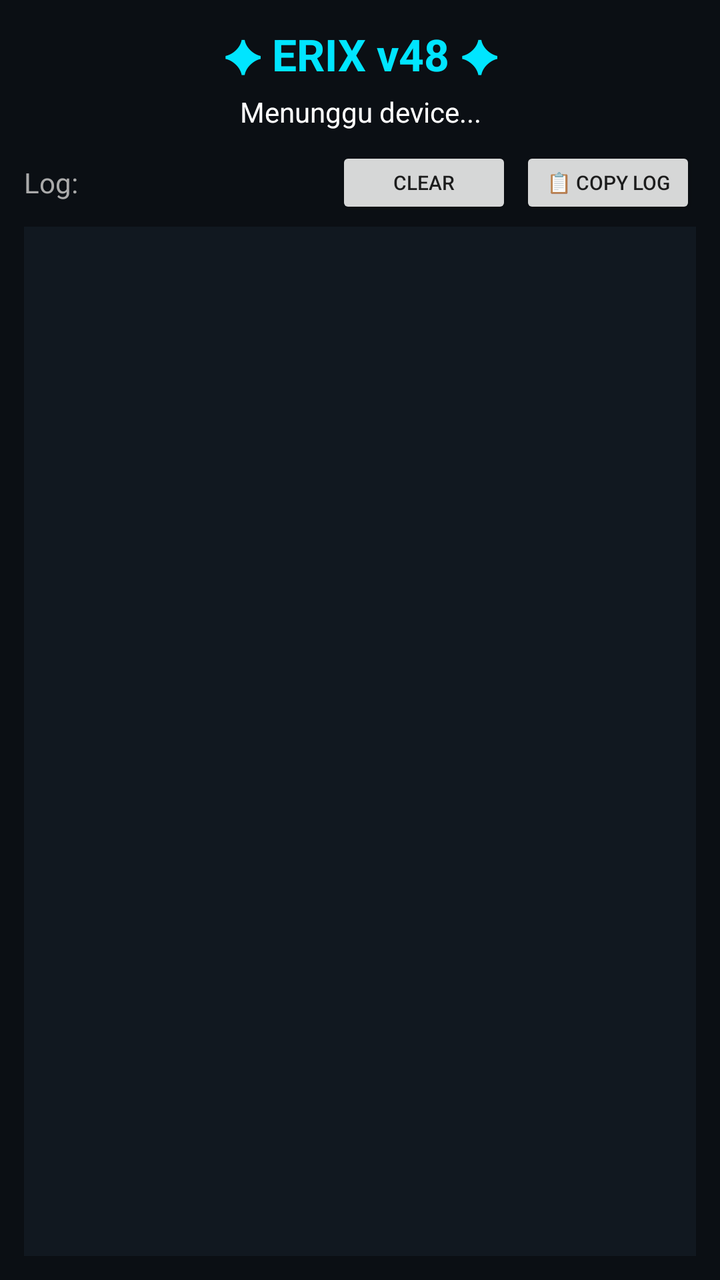
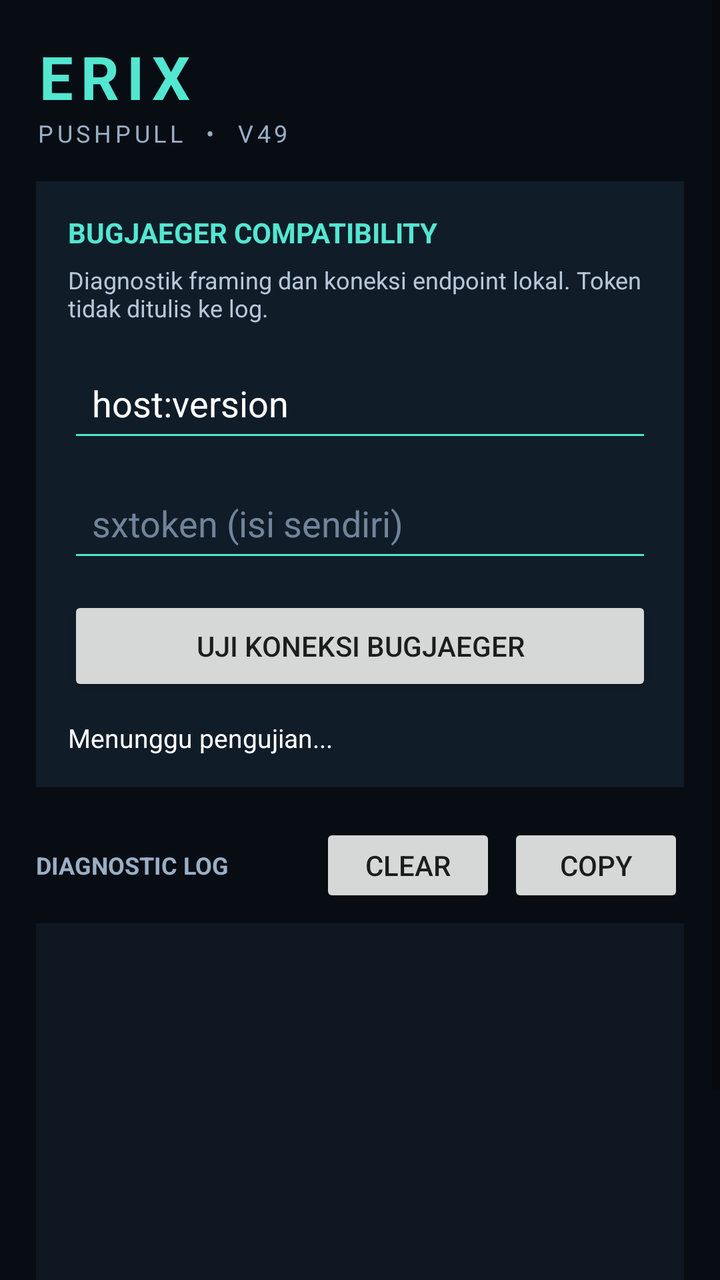

Two renders of the same Android screen: before a commit and after it. Below are the layout's source before the change and the commit's diff.
<!-- AndroidManifest.xml: application theme Theme.ErixTwrp -->
<!-- res/layout/activity_main.xml -->
<?xml version="1.0" encoding="utf-8"?>
<LinearLayout xmlns:android="http://schemas.android.com/apk/res/android"
    android:layout_width="match_parent"
    android:layout_height="match_parent"
    android:orientation="vertical"
    android:padding="12dp"
    android:background="#0B0F14">

    <TextView
        android:layout_width="match_parent"
        android:layout_height="wrap_content"
        android:text="✦ ERIX v48 ✦"
        android:textColor="#00E5FF"
        android:textSize="22sp"
        android:gravity="center"
        android:textStyle="bold"/>

    <TextView
        android:id="@+id/tvStatus"
        android:layout_width="match_parent"
        android:layout_height="wrap_content"
        android:text="Menunggu device..."
        android:textColor="#FFFFFF"
        android:gravity="center"
        android:paddingTop="4dp"
        android:paddingBottom="8dp"/>

    <LinearLayout
        android:layout_width="match_parent"
        android:layout_height="wrap_content"
        android:orientation="horizontal"
        android:gravity="center_vertical">

        <TextView
            android:layout_width="0dp"
            android:layout_height="wrap_content"
            android:layout_weight="1"
            android:text="Log:"
            android:textColor="#AAAAAA"/>

        <Button
            android:id="@+id/btnClear"
            android:layout_width="wrap_content"
            android:layout_height="36dp"
            android:text="Clear"
            android:textSize="10sp"/>

        <Button
            android:id="@+id/btnCopy"
            android:layout_width="wrap_content"
            android:layout_height="36dp"
            android:text="📋 Copy Log"
            android:textSize="10sp"
            android:layout_marginStart="4dp"/>
    </LinearLayout>

    <ScrollView
        android:layout_width="match_parent"
        android:layout_height="0dp"
        android:layout_weight="1"
        android:background="#111820"
        android:padding="8dp"
        android:layout_marginTop="4dp">
        <TextView
            android:id="@+id/tvLog"
            android:layout_width="match_parent"
            android:layout_height="wrap_content"
            android:textColor="#00FF00"
            android:textSize="11sp"
            android:fontFamily="monospace"/>
    </ScrollView>
</LinearLayout>
<!-- resources referenced by this layout -->
<resources>
  <style name="Theme.ErixTwrp" parent="Theme.AppCompat.DayNight.NoActionBar">
          <item name="colorPrimary">#00E5FF</item>
          <item name="android:windowBackground">#0B0F14</item>
      </style>
</resources>

<!-- the commit's change to res/layout/activity_main.xml (unified diff, before → after) -->
@@ -1,72 +1,152 @@
 <?xml version="1.0" encoding="utf-8"?>
-<LinearLayout xmlns:android="http://schemas.android.com/apk/res/android"
+<ScrollView xmlns:android="http://schemas.android.com/apk/res/android"
     android:layout_width="match_parent"
     android:layout_height="match_parent"
-    android:orientation="vertical"
-    android:padding="12dp"
-    android:background="#0B0F14">
-
-    <TextView
-        android:layout_width="match_parent"
-        android:layout_height="wrap_content"
-        android:text="✦ ERIX v48 ✦"
-        android:textColor="#00E5FF"
-        android:textSize="22sp"
-        android:gravity="center"
-        android:textStyle="bold"/>
-
-    <TextView
-        android:id="@+id/tvStatus"
-        android:layout_width="match_parent"
-        android:layout_height="wrap_content"
-        android:text="Menunggu device..."
-        android:textColor="#FFFFFF"
-        android:gravity="center"
-        android:paddingTop="4dp"
-        android:paddingBottom="8dp"/>
+    android:fillViewport="true"
+    android:background="#080D14">
 
     <LinearLayout
         android:layout_width="match_parent"
         android:layout_height="wrap_content"
-        android:orientation="horizontal"
-        android:gravity="center_vertical">
+        android:orientation="vertical"
+        android:padding="18dp">
 
         <TextView
-            android:layout_width="0dp"
+            android:layout_width="match_parent"
             android:layout_height="wrap_content"
-            android:layout_weight="1"
-            android:text="Log:"
-            android:textColor="#AAAAAA"/>
+            android:text="ERIX"
+            android:textColor="#53E6D0"
+            android:textSize="30sp"
+            android:textStyle="bold"
+            android:letterSpacing="0.12"
+            android:gravity="center_vertical"/>
 
-        <Button
-            android:id="@+id/btnClear"
-            android:layout_width="wrap_content"
-            android:layout_height="36dp"
-            android:text="Clear"
-            android:textSize="10sp"/>
+        <TextView
+            android:layout_width="match_parent"
+            android:layout_height="wrap_content"
+            android:text="PUSHPULL  •  V49"
+            android:textColor="#9AAFC4"
+            android:textSize="12sp"
+            android:letterSpacing="0.16"
+            android:paddingBottom="16dp"/>
 
-        <Button
-            android:id="@+id/btnCopy"
-            android:layout_width="wrap_content"
-            android:layout_height="36dp"
-            android:text="📋 Copy Log"
-            android:textSize="10sp"
-            android:layout_marginStart="4dp"/>
-    </LinearLayout>
+        <LinearLayout
+            android:layout_width="match_parent"
+            android:layout_height="wrap_content"
+            android:orientation="vertical"
+            android:padding="16dp"
+            android:background="#111C29">
 
-    <ScrollView
-        android:layout_width="match_parent"
-        android:layout_height="0dp"
-        android:layout_weight="1"
-        android:background="#111820"
-        android:padding="8dp"
-        android:layout_marginTop="4dp">
+            <TextView
+                android:layout_width="match_parent"
+                android:layout_height="wrap_content"
+                android:text="BUGJAEGER COMPATIBILITY"
+                android:textColor="#53E6D0"
+                android:textSize="14sp"
+                android:textStyle="bold"/>
+
+            <TextView
+                android:layout_width="match_parent"
+                android:layout_height="wrap_content"
+                android:text="Diagnostik framing dan koneksi endpoint lokal. Token tidak ditulis ke log."
+                android:textColor="#B8C7D8"
+                android:textSize="12sp"
+                android:paddingTop="6dp"
+                android:paddingBottom="12dp"/>
+
+            <EditText
+                android:id="@+id/etService"
+                android:layout_width="match_parent"
+                android:layout_height="52dp"
+                android:singleLine="true"
+                android:paddingHorizontal="12dp"
+                android:hint="Service, contoh: host:version"
+                android:text="host:version"
+                android:textColor="#FFFFFF"
+                android:textColorHint="#71849A"
+                android:backgroundTint="#53E6D0"
+                android:inputType="text"/>
+
+            <EditText
+                android:id="@+id/etToken"
+                android:layout_width="match_parent"
+                android:layout_height="52dp"
+                android:layout_marginTop="8dp"
+                android:singleLine="true"
+                android:paddingHorizontal="12dp"
+                android:hint="sxtoken (isi sendiri)"
+                android:textColor="#FFFFFF"
+                android:textColorHint="#71849A"
+                android:backgroundTint="#53E6D0"
+                android:inputType="textPassword"/>
+
+            <Button
+                android:id="@+id/btnBugjaeger"
+                android:layout_width="match_parent"
+                android:layout_height="50dp"
+                android:layout_marginTop="12dp"
+                android:text="UJI KONEKSI BUGJAEGER"/>
+
+            <TextView
+                android:id="@+id/tvStatus"
+                android:layout_width="match_parent"
+                android:layout_height="wrap_content"
+                android:text="Menunggu pengujian..."
+                android:textColor="#FFFFFF"
+                android:textSize="13sp"
+                android:paddingTop="12dp"/>
+        </LinearLayout>
+
+        <LinearLayout
+            android:layout_width="match_parent"
+            android:layout_height="wrap_content"
+            android:orientation="horizontal"
+            android:gravity="center_vertical"
+            android:paddingTop="18dp"
+            android:paddingBottom="8dp">
+
+            <TextView
+                android:layout_width="0dp"
+                android:layout_height="wrap_content"
+                android:layout_weight="1"
+                android:text="DIAGNOSTIC LOG"
+                android:textColor="#9AAFC4"
+                android:textStyle="bold"
+                android:textSize="12sp"/>
+
+            <Button
+                android:id="@+id/btnClear"
+                android:layout_width="wrap_content"
+                android:layout_height="42dp"
+                android:text="Clear"/>
+
+            <Button
+                android:id="@+id/btnCopy"
+                android:layout_width="wrap_content"
+                android:layout_height="42dp"
+                android:layout_marginStart="6dp"
+                android:text="Copy"/>
+        </LinearLayout>
+
         <TextView
             android:id="@+id/tvLog"
             android:layout_width="match_parent"
             android:layout_height="wrap_content"
-            android:textColor="#00FF00"
+            android:minHeight="220dp"
+            android:padding="14dp"
+            android:background="#0E1722"
+            android:textColor="#9AF5C7"
+            android:textSize="12sp"
+            android:fontFamily="monospace"
+            android:textIsSelectable="true"/>
+
+        <TextView
+            android:layout_width="match_parent"
+            android:layout_height="wrap_content"
+            android:text="USB ADB dan Bugjaeger TCP adalah jalur terpisah. Koneksi sukses belum berarti push/pull sudah tersedia."
+            android:textColor="#71849A"
             android:textSize="11sp"
-            android:fontFamily="monospace"/>
-    </ScrollView>
-</LinearLayout>
+            android:paddingTop="12dp"
+            android:paddingBottom="12dp"/>
+    </LinearLayout>
+</ScrollView>
